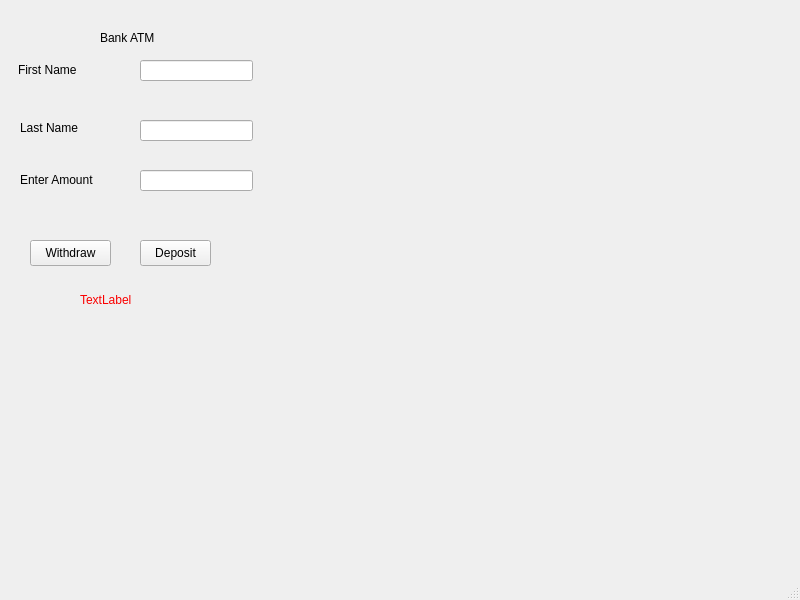
First picture: the form in gui.ui, repository Alexis11100/Project2, before the edit.
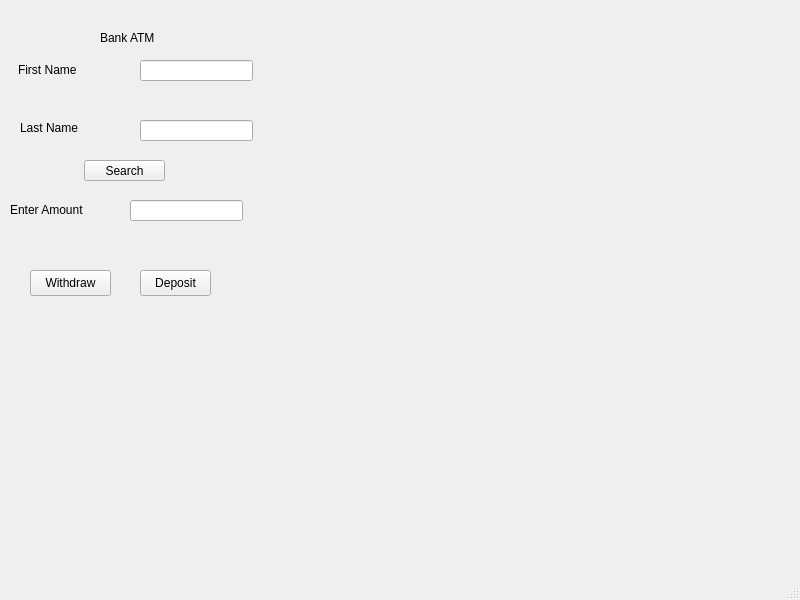
Second picture: the form after the edit.

Patch:
```diff
--- a/gui.ui
+++ b/gui.ui
@@ -18,7 +18,7 @@
     <property name="geometry">
      <rect>
       <x>30</x>
-      <y>240</y>
+      <y>270</y>
       <width>81</width>
       <height>26</height>
      </rect>
@@ -44,7 +44,7 @@
     <property name="geometry">
      <rect>
       <x>140</x>
-      <y>240</y>
+      <y>270</y>
       <width>71</width>
       <height>26</height>
      </rect>
@@ -102,8 +102,8 @@
    <widget class="QLineEdit" name="lineEdit_3">
     <property name="geometry">
      <rect>
-      <x>140</x>
-      <y>170</y>
+      <x>130</x>
+      <y>200</y>
       <width>113</width>
       <height>21</height>
      </rect>
@@ -112,8 +112,8 @@
    <widget class="QLabel" name="label_4">
     <property name="geometry">
      <rect>
-      <x>20</x>
-      <y>170</y>
+      <x>10</x>
+      <y>200</y>
       <width>81</width>
       <height>20</height>
      </rect>
@@ -125,14 +125,27 @@
    <widget class="QLabel" name="label_5">
     <property name="geometry">
      <rect>
-      <x>80</x>
-      <y>290</y>
-      <width>121</width>
+      <x>60</x>
+      <y>320</y>
+      <width>191</width>
       <height>20</height>
      </rect>
     </property>
     <property name="text">
-     <string>&lt;html&gt;&lt;head/&gt;&lt;body&gt;&lt;p&gt;&lt;span style=&quot; color:#fa0000;&quot;&gt;TextLabel&lt;/span&gt;&lt;/p&gt;&lt;/body&gt;&lt;/html&gt;</string>
+     <string>&lt;html&gt;&lt;head/&gt;&lt;body&gt;&lt;p&gt;&lt;br/&gt;&lt;/p&gt;&lt;/body&gt;&lt;/html&gt;</string>
+    </property>
+   </widget>
+   <widget class="QPushButton" name="search_btn">
+    <property name="geometry">
+     <rect>
+      <x>84</x>
+      <y>160</y>
+      <width>81</width>
+      <height>21</height>
+     </rect>
+    </property>
+    <property name="text">
+     <string>Search</string>
     </property>
    </widget>
   </widget>
```
Left out of the diff: 12 changed lines with no effect on the pictures.
